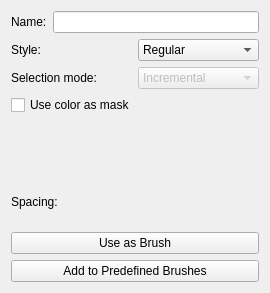
Above: krita/plugins/paintops/libpaintop/forms/wdgcustombrush.ui from KDE/krita before the change. Below: the same form after it.
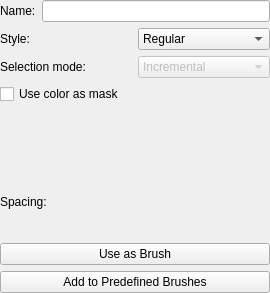
That is the form after the change. Custom widgets are drawn as their Qt base class.

Commit message:
Lot's of margin twisting in Krita brush config UI
Among other things removed the margin from KoResourceItemChooser, as it is a widget,
only composed from other widgets, so to align properly with other widgets there should
not be a margin around it

thanks boud for review

What changed in the file:
```diff
--- a/krita/plugins/paintops/libpaintop/forms/wdgcustombrush.ui
+++ b/krita/plugins/paintops/libpaintop/forms/wdgcustombrush.ui
@@ -11,11 +11,8 @@
    </rect>
   </property>
   <layout class="QVBoxLayout">
-   <property name="spacing">
-    <number>6</number>
-   </property>
    <property name="margin">
-    <number>11</number>
+    <number>0</number>
    </property>
    <item>
     <layout class="QHBoxLayout" name="horizontalLayout_2">
@@ -110,9 +107,6 @@
    </item>
    <item>
     <layout class="QHBoxLayout">
-     <property name="spacing">
-      <number>6</number>
-     </property>
      <property name="margin">
       <number>0</number>
      </property>
@@ -206,7 +200,6 @@
    </item>
   </layout>
  </widget>
- <layoutdefault spacing="6" margin="11"/>
  <customwidgets>
   <customwidget>
    <class>KisDoubleSliderSpinBox</class>
```
The commit also changes 26 other files.
